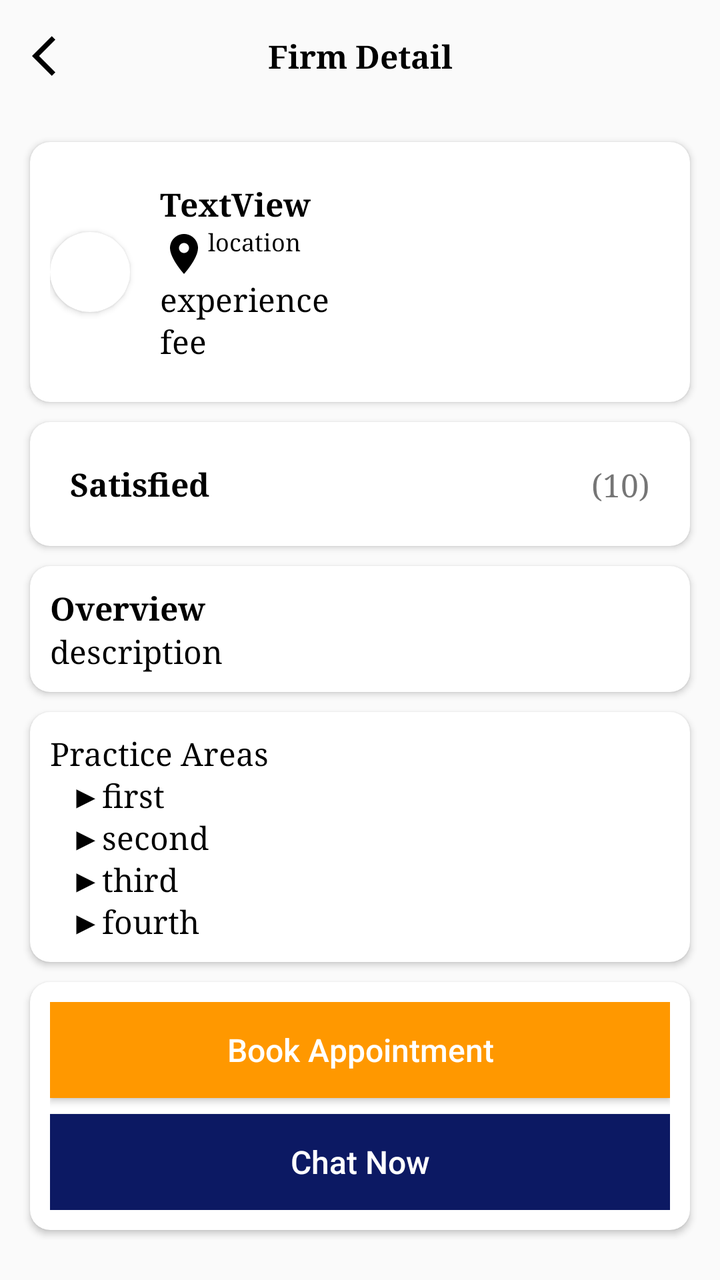
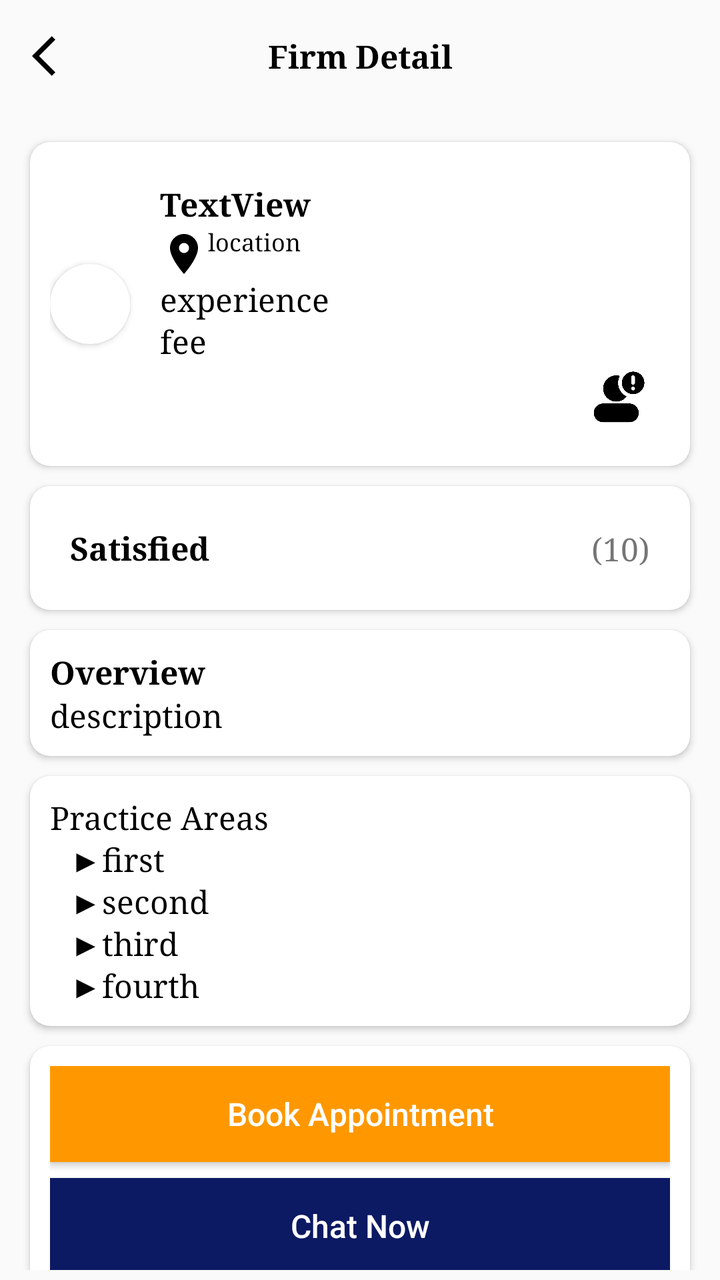

Two renders of the same Android screen: before a commit and after it. Below are the layout's source before the change and the commit's diff.
<!-- AndroidManifest.xml: application theme Theme.LawAdvat -->
<!-- res/layout/activity_hire_profile.xml -->
<?xml version="1.0" encoding="utf-8"?>
<androidx.appcompat.widget.LinearLayoutCompat
    xmlns:android="http://schemas.android.com/apk/res/android"
    xmlns:tools="http://schemas.android.com/tools"
    xmlns:app="http://schemas.android.com/apk/res-auto"
    android:layout_width="match_parent"
    android:layout_height="match_parent"
    android:orientation="vertical"
    tools:context=".ui.home.adapter.lawyers.HireProfile">
    <LinearLayout
        android:layout_width="match_parent"
        android:layout_height="wrap_content">
    <androidx.appcompat.widget.Toolbar
        android:layout_width="match_parent"
        android:layout_height="wrap_content"
        android:id="@+id/toolbar_firm"
        app:navigationIcon="@drawable/baseline_arrow_back_ios_24"
        >
        <TextView
            android:layout_width="wrap_content"
            android:layout_height="wrap_content"
            android:text="Firm Detail"
            android:layout_gravity="center"
            android:fontFamily="serif"
            android:textStyle="bold"
            android:textColor="@color/black"/>
    </androidx.appcompat.widget.Toolbar>
    </LinearLayout>
<ScrollView
    android:layout_width="match_parent"
    android:layout_height="match_parent"
    android:scrollbars="none"
    android:padding="05dp">
    <LinearLayout
        android:layout_width="match_parent"
        android:layout_height="wrap_content"
        android:padding="05dp"
        android:orientation="vertical">
    <androidx.cardview.widget.CardView
        android:layout_width="match_parent"
        android:layout_height="wrap_content"
        android:padding="10dp"
        app:cardCornerRadius="10dp"
        android:layout_margin="05dp">
        <LinearLayout
            android:layout_width="match_parent"
            android:layout_height="wrap_content"
            android:padding="10dp"
            android:orientation="horizontal">
            <androidx.cardview.widget.CardView
                android:layout_width="40dp"
                app:cardCornerRadius="40dp"
                android:layout_gravity="center"
                android:layout_height="40dp">
                <ImageView
                    android:id="@+id/profile_lawyer_image3"
                    android:layout_width="50dp"
                    android:layout_height="50dp"
                    android:layout_gravity="center"
                    app:layout_constraintBottom_toBottomOf="parent"
                    app:layout_constraintStart_toStartOf="parent"
                    app:layout_constraintTop_toTopOf="parent"
                    app:srcCompat="@drawable/baseline_account_circle_24" />
            </androidx.cardview.widget.CardView>
            <LinearLayout
                android:layout_width="match_parent"
                android:layout_height="wrap_content"
                android:padding="10dp"
                android:layout_marginLeft="05dp"
                android:orientation="vertical">
                <TextView
                    android:id="@+id/profile_lawyer_name1"
                    android:layout_width="wrap_content"
                    android:layout_height="wrap_content"
                    android:text="TextView"
                    android:textStyle="bold"
                    android:fontFamily="serif"
                    android:textColor="@color/black"
                    app:layout_constraintBottom_toBottomOf="@+id/profile_lawyer_image"
                    app:layout_constraintStart_toEndOf="@+id/profile_lawyer_image"
                    app:layout_constraintTop_toTopOf="@+id/profile_lawyer_image" />
                <LinearLayout
                    android:layout_width="match_parent"
                    android:layout_height="wrap_content"
                    android:orientation="horizontal">
                    <ImageView
                        android:id="@+id/imageView"
                        android:layout_width="wrap_content"
                        android:layout_marginTop="02dp"
                        android:layout_height="wrap_content"
                        android:src="@drawable/baseline_location_on_24" />
                    <TextView
                        android:layout_width="wrap_content"
                        android:layout_height="wrap_content"
                        android:text="location"
                        android:textSize="12sp"
                        android:fontFamily="serif"
                        android:textColor="@color/black"
                        android:id="@+id/location1"/>
                </LinearLayout>
                <TextView
                    android:layout_width="wrap_content"
                    android:layout_height="wrap_content"
                    android:text="experience"
                    android:fontFamily="serif"
                    android:textColor="@color/black"
                    android:id="@+id/experience1"/>
                <TextView
                    android:layout_width="wrap_content"
                    android:layout_height="wrap_content"
                    android:text="fee"
                    android:fontFamily="serif"
                    android:textColor="@color/black"
                    android:id="@+id/fee1"/>
            </LinearLayout>
        </LinearLayout>
    </androidx.cardview.widget.CardView>
    <androidx.cardview.widget.CardView
        android:layout_width="match_parent"
        android:layout_height="wrap_content"
        android:padding="10dp"
        app:cardCornerRadius="10dp"
        android:layout_margin="05dp">
    <LinearLayout
        android:layout_width="match_parent"
        android:layout_height="wrap_content"
        android:padding="10dp"
        android:orientation="vertical">
        <androidx.constraintlayout.widget.ConstraintLayout
            android:layout_width="match_parent"
            android:layout_height="wrap_content">

            <TextView
                android:layout_width="wrap_content"
                android:layout_height="wrap_content"
                android:textColor="@color/black"
                android:fontFamily="serif"
                android:layout_margin="10dp"
                android:textStyle="bold"
                android:text="Satisfied"
                app:layout_constraintBottom_toBottomOf="parent"
                app:layout_constraintStart_toStartOf="parent"
                app:layout_constraintTop_toTopOf="parent" />

            <TextView
                android:layout_width="wrap_content"
                android:layout_height="wrap_content"
                android:fontFamily="serif"
                android:text="(10)"
                android:id="@+id/appointment"
                android:layout_margin="10dp"
                app:layout_constraintBottom_toBottomOf="parent"
                app:layout_constraintEnd_toEndOf="parent"
                app:layout_constraintTop_toTopOf="parent" />
        </androidx.constraintlayout.widget.ConstraintLayout>
    </LinearLayout>
    </androidx.cardview.widget.CardView>
        <androidx.cardview.widget.CardView
            android:layout_width="match_parent"
            android:layout_height="wrap_content"
            android:padding="10dp"
            app:cardCornerRadius="10dp"
            android:layout_margin="05dp">
            <LinearLayout
                android:layout_width="match_parent"
                android:layout_height="wrap_content"
                android:padding="10dp"
                android:orientation="vertical">
                <TextView
                    android:layout_width="wrap_content"
                    android:layout_height="wrap_content"
                    android:text="Overview"
                    android:textStyle="bold"
                    android:textColor="@color/black"
                    android:fontFamily="serif"/>
                <TextView
                    android:layout_width="wrap_content"
                    android:layout_height="wrap_content"
                    android:id="@+id/des1"
                    android:textColor="@color/black"
                    android:fontFamily="serif"
                    android:text="description"/>
            </LinearLayout>
        </androidx.cardview.widget.CardView>
        <androidx.cardview.widget.CardView
            android:layout_width="match_parent"
            android:layout_height="wrap_content"
            android:padding="10dp"
            app:cardCornerRadius="10dp"
            android:layout_margin="05dp">
            <LinearLayout
                android:layout_width="match_parent"
                android:layout_height="wrap_content"
                android:padding="10dp"
                android:orientation="vertical">
                <TextView
                    android:layout_width="wrap_content"
                    android:layout_height="wrap_content"
                    android:textColor="@color/black"
                    android:fontFamily="serif"
                    android:text="Practice Areas"/>
                <TextView
                    android:layout_width="wrap_content"
                    android:layout_height="wrap_content"
                    android:text="\u25BAfirst"
                    android:textColor="@color/black"
                    android:fontFamily="serif"
                    android:layout_marginLeft="10dp"
                    android:id="@+id/first1"/>
                <TextView
                    android:layout_width="wrap_content"
                    android:layout_height="wrap_content"
                    android:layout_marginLeft="10dp"
                    android:text="\u25BAsecond"
                    android:textColor="@color/black"
                    android:fontFamily="serif"
                    android:id="@+id/second1"/>
                <TextView
                    android:layout_width="wrap_content"
                    android:layout_height="wrap_content"
                    android:layout_marginLeft="10dp"
                    android:text="\u25BAthird"
                    android:textColor="@color/black"
                    android:fontFamily="serif"
                    android:id="@+id/third1"/>
                <TextView
                    android:layout_width="wrap_content"
                    android:layout_height="wrap_content"
                    android:layout_marginLeft="10dp"
                    android:text="\u25BAfourth"
                    android:textColor="@color/black"
                    android:fontFamily="serif"
                    android:id="@+id/fourth1"/>
            </LinearLayout>
        </androidx.cardview.widget.CardView>
    <androidx.cardview.widget.CardView
        android:layout_width="match_parent"
        android:layout_height="wrap_content"
        android:padding="10dp"
        app:cardCornerRadius="10dp"
        android:layout_margin="05dp">
    <LinearLayout
        android:layout_width="match_parent"
        android:layout_height="wrap_content"
        android:padding="10dp"
        android:orientation="vertical">
        <Button
            android:id="@+id/appointment_btn"
            android:layout_width="match_parent"
            android:layout_height="wrap_content"
            android:text="Book Appointment"
            android:textColor="@color/white"
            android:background="#FF9800"
            android:textAllCaps="false"/>
        <Button
            android:id="@+id/msg_btn"
            android:layout_width="match_parent"
            android:layout_height="wrap_content"
            android:text="Chat Now"
            android:layout_marginTop="08dp"
            android:textColor="@color/white"
            android:background="#0C1963"
            android:textAllCaps="false"/>
    </LinearLayout>
    </androidx.cardview.widget.CardView>
    </LinearLayout>
</ScrollView>
  </androidx.appcompat.widget.LinearLayoutCompat>
<!-- resources referenced by this layout -->
<resources>
  <color name="black">#FF000000</color>
  <color name="white">#FFFFFFFF</color>
  <!-- drawable baseline_account_circle_24 (drawable) -->
  <vector android:height="24dp" android:tint="#000000"
      android:viewportHeight="24" android:viewportWidth="24"
      android:width="24dp" xmlns:android="http://schemas.android.com/apk/res/android">
      <path android:fillColor="@android:color/white" android:pathData="M12,2C6.48,2 2,6.48 2,12s4.48,10 10,10 10,-4.48 10,-10S17.52,2 12,2zM12,5c1.66,0 3,1.34 3,3s-1.34,3 -3,3 -3,-1.34 -3,-3 1.34,-3 3,-3zM12,19.2c-2.5,0 -4.71,-1.28 -6,-3.22 0.03,-1.99 4,-3.08 6,-3.08 1.99,0 5.97,1.09 6,3.08 -1.29,1.94 -3.5,3.22 -6,3.22z"/>
  </vector>
  <!-- drawable baseline_arrow_back_ios_24 (drawable) -->
  <vector android:autoMirrored="true" android:height="24dp"
      android:tint="#000000" android:viewportHeight="24"
      android:viewportWidth="24" android:width="24dp" xmlns:android="http://schemas.android.com/apk/res/android">
      <path android:fillColor="@android:color/white" android:pathData="M11.67,3.87L9.9,2.1 0,12l9.9,9.9 1.77,-1.77L3.54,12z"/>
  </vector>
  <!-- drawable baseline_location_on_24 (drawable) -->
  <vector android:height="24dp" android:tint="#000000"
      android:viewportHeight="24" android:viewportWidth="24"
      android:width="24dp" xmlns:android="http://schemas.android.com/apk/res/android">
      <path android:fillColor="@android:color/white" android:pathData="M12,2C8.13,2 5,5.13 5,9c0,5.25 7,13 7,13s7,-7.75 7,-13c0,-3.87 -3.13,-7 -7,-7zM12,11.5c-1.38,0 -2.5,-1.12 -2.5,-2.5s1.12,-2.5 2.5,-2.5 2.5,1.12 2.5,2.5 -1.12,2.5 -2.5,2.5z"/>
  </vector>
  <style name="Theme.LawAdvat" parent="Theme.MaterialComponents.DayNight.DarkActionBar.Bridge">
          
          <item name="colorPrimary">@color/white</item>
          <item name="colorPrimaryVariant">#FFFFFF</item>
          <item name="colorOnPrimary">#009688</item>
          
          <item name="colorSecondary">@color/teal_200</item>
          <item name="colorSecondaryVariant">@color/teal_700</item>
          <item name="colorOnSecondary">#FFFFFF</item>
          
          <item name="android:statusBarColor">#FFFFFF</item>
          
          <item name="titleTextColor">@color/black</item>
          <item name="fontFamily">serif</item>
          <item name="android:textSize">16sp</item>
      </style>
  <color name="teal_200">#FF03DAC5</color>
  <color name="teal_700">#FF018786</color>
</resources>

<!-- the commit's change to res/layout/activity_hire_profile.xml (unified diff, before → after) -->
@@ -112,6 +112,14 @@
                     android:fontFamily="serif"
                     android:textColor="@color/black"
                     android:id="@+id/fee1"/>
+                <ImageView
+                    android:layout_gravity="end"
+                    android:id="@+id/report"
+                    android:layout_width="30dp"
+                    android:layout_marginTop="02dp"
+                    android:layout_height="30dp"
+                    android:src="@drawable/complan"
+                    app:tint="#FF1100" />
             </LinearLayout>
         </LinearLayout>
     </androidx.cardview.widget.CardView>
<!-- resource entries referenced after the edit -->
@@ -20,6 +20,7 @@
       android:width="24dp" xmlns:android="http://schemas.android.com/apk/res/android">
       <path android:fillColor="@android:color/white" android:pathData="M12,2C8.13,2 5,5.13 5,9c0,5.25 7,13 7,13s7,-7.75 7,-13c0,-3.87 -3.13,-7 -7,-7zM12,11.5c-1.38,0 -2.5,-1.12 -2.5,-2.5s1.12,-2.5 2.5,-2.5 2.5,1.12 2.5,2.5 -1.12,2.5 -2.5,2.5z"/>
   </vector>
+  <!-- drawable complan: png bitmap (drawable, 11320 bytes) -->
   <style name="Theme.LawAdvat" parent="Theme.MaterialComponents.DayNight.DarkActionBar.Bridge">
           
           <item name="colorPrimary">@color/white</item>
